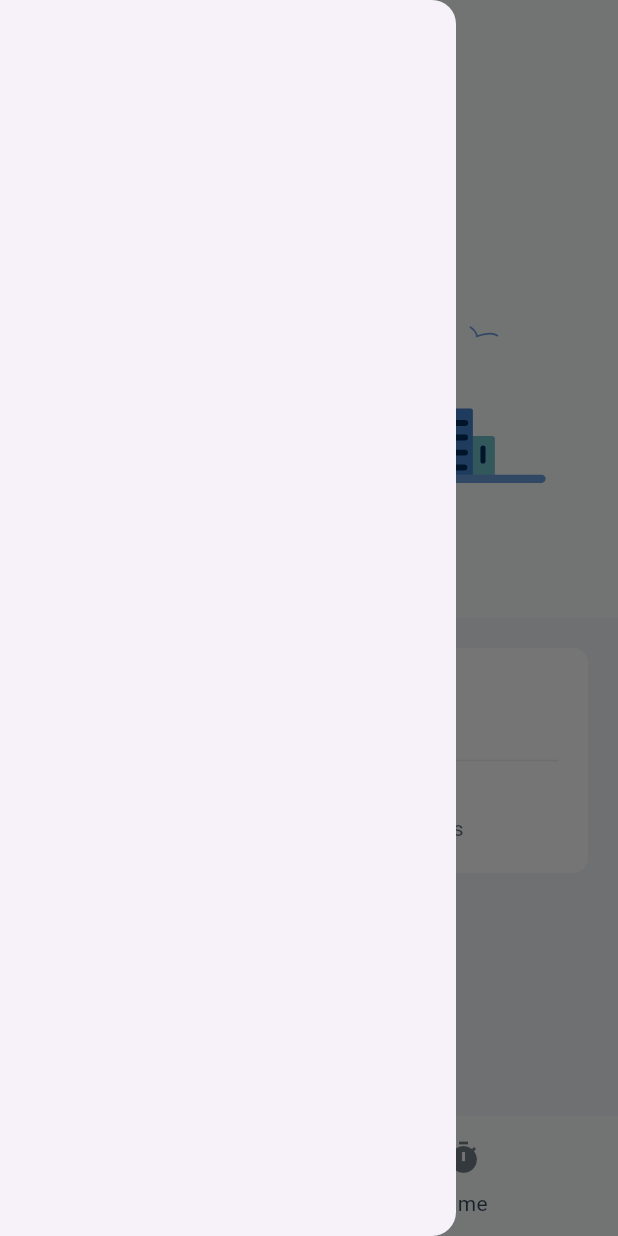
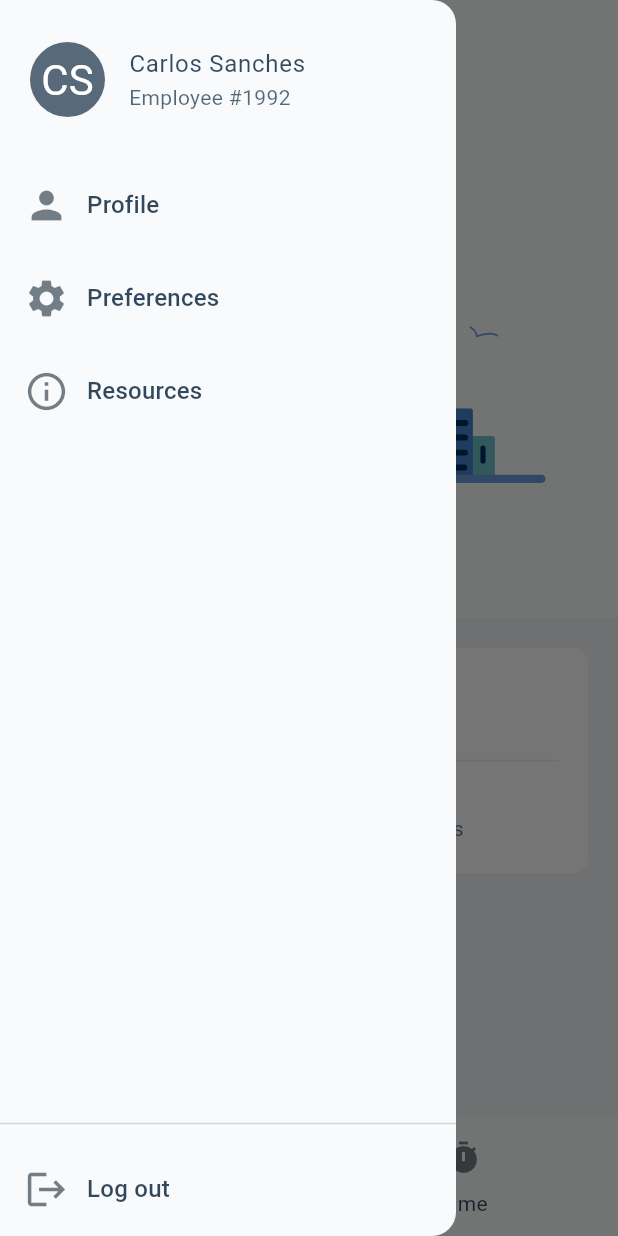
Before and after one commit to jimibilibob/flutter-codelabs, a Flutter app: the DashboardScreen screen opened directly, with the side drawer open, on a phone screen of 412 x 824 dp. Run offline on Flutter 3.47's test engine with Material 3 defaults, Android fonts, the light colour scheme and no system bars; our stand-ins replace flutter_svg, google_fonts, material_color_utilities.

Commit message:
Add drawer design. (#7)
Co-authored-by: israel aguilar <israel.aguilar@workwave.com>

```diff
--- a/lib/features/dashboard_screen.dart/dashboard_screen.dart
+++ b/lib/features/dashboard_screen.dart/dashboard_screen.dart
@@ -1,5 +1,6 @@
 import 'package:educa_mobile_padres/features/home/home_screen.dart';
 import 'package:educa_mobile_padres/shared/theme/app_colors.dart';
+import 'package:educa_mobile_padres/shared/views/custom_drawer.dart';
 import 'package:flutter/material.dart';
 import 'package:flutter_svg/flutter_svg.dart';
 import 'package:google_fonts/google_fonts.dart';
@@ -35,7 +36,7 @@ class _DashboardScreenState extends State<DashboardScreen> {
         centerTitle: true,
       ),
       backgroundColor: AppColors.screenBackgroundColorLight,
-      drawer: Drawer(),
+      drawer: CustomDrawer(),
       body: [
         HomeScreen(usableScreenHeight: usableScreenHeight),
         Text('Timekeeping Screen')
--- a/lib/features/home/home_screen.dart
+++ b/lib/features/home/home_screen.dart
@@ -1,4 +1,5 @@
 import 'package:educa_mobile_padres/shared/theme/app_colors.dart';
+import 'package:educa_mobile_padres/shared/views/custom_divider.dart';
 import 'package:flutter/material.dart';
 import 'package:flutter_svg/svg.dart';
 import 'package:google_fonts/google_fonts.dart';
@@ -58,10 +59,7 @@ class HomeBodyBottom extends StatelessWidget {
                           title: 'Pay & Benefits',
                           description: 'Paychecks, time off, and tax forms',
                         ),
-                        Padding(
-                          padding: const EdgeInsets.symmetric(vertical: 5.0),
-                          child: Divider(thickness: 1, color: AppColors.slateBlueGray50,),
-                        ),
+                        CustomDivider(color: AppColors.slateBlueGray50),
                         _HomeScreenItem(
                           title: 'Timekeeping',
                           description: 'Access time clock and time records',
--- a/lib/main.dart
+++ b/lib/main.dart
@@ -19,7 +19,7 @@ class DocumentApp extends StatelessWidget {
     return MaterialApp(
       debugShowCheckedModeBanner: false,
       theme: ThemeData(),
-      home: EnableLocationScreen(),
+      home: DashboardScreen(),
     );
   }
 }
--- /dev/null
+++ b/lib/shared/views/custom_divider.dart
@@ -0,0 +1,19 @@
+import 'package:educa_mobile_padres/shared/theme/app_colors.dart';
+import 'package:flutter/material.dart';
+
+class CustomDivider extends StatelessWidget {
+  const CustomDivider({
+    super.key,
+    required this.color,
+  });
+
+  final Color color;
+
+  @override
+  Widget build(BuildContext context) {
+    return Padding(
+      padding: const EdgeInsets.symmetric(vertical: 5.0),
+      child: Divider(thickness: 1, color: color,),
+    );
+  }
+}
--- /dev/null
+++ b/lib/shared/views/custom_drawer.dart
@@ -0,0 +1,155 @@
+import 'package:educa_mobile_padres/shared/theme/app_colors.dart';
+import 'package:educa_mobile_padres/shared/views/custom_divider.dart';
+import 'package:flutter/material.dart';
+import 'package:google_fonts/google_fonts.dart';
+
+class CustomDrawer extends StatelessWidget {
+  @override
+  Widget build(BuildContext context) {
+    final textTheme = Theme.of(context).textTheme;
+    final mediaQuery = MediaQuery.of(context);
+    final usableHeight = mediaQuery.size.height -
+      (mediaQuery.padding.top + mediaQuery.padding.bottom);
+
+    return Drawer(
+      backgroundColor: AppColors.cloudGray100,
+      child: SafeArea(
+        child: SingleChildScrollView(
+          child: SizedBox(
+            height: usableHeight < 400 ? 400 : usableHeight,
+            child: Column(
+              mainAxisAlignment: MainAxisAlignment.start,
+              crossAxisAlignment: CrossAxisAlignment.center,
+              children: [
+                Padding(
+                  padding: const EdgeInsets.symmetric(horizontal: 20, vertical: 28),
+                  child: CustomDrawerHeader(textTheme: textTheme),
+                ),
+                CustomDrawerItem(
+                  title: 'Profile',
+                  icon: Icons.person,
+                  textTheme: textTheme,
+                ),
+                CustomDrawerItem(
+                  title: 'Preferences',
+                  icon: Icons.settings,
+                  textTheme: textTheme,
+                ),
+                CustomDrawerItem(
+                  title: 'Resources',
+                  icon: Icons.info_outline,
+                  textTheme: textTheme,
+                ),
+                Spacer(),
+                CustomDivider(color: AppColors.slateBlueGray100),
+                CustomDrawerItem(
+                  title: 'Log out',
+                  icon: Icons.logout,
+                  textTheme: textTheme,
+                ),
+              ],
+            ),
+          ),
+        ),
+      ),
+    );
+  }
+}
+
+class CustomDrawerItem extends StatelessWidget {
+  const CustomDrawerItem({
+    super.key,
+    required this.textTheme,
+    required this.title,
+    required this.icon,
+  });
+
+  final String title;
+  final IconData icon;
+
+  final TextTheme textTheme;
+
+  @override
+  Widget build(BuildContext context) {
+    return InkWell(
+      onTap: () {},
+      child: Container(
+        clipBehavior: Clip.antiAlias,
+        decoration: BoxDecoration(
+          borderRadius: BorderRadius.all(Radius.circular(8))
+        ),
+        child: Padding(
+          padding: const EdgeInsets.symmetric(vertical: 16.0, horizontal: 16),
+          child: Row(
+            mainAxisAlignment: MainAxisAlignment.start,
+            crossAxisAlignment: CrossAxisAlignment.center,
+            spacing: 12,
+            children: [
+              Icon(
+                icon,
+                color: AppColors.actionActiveLight,
+                size: 30,
+              ),
+              Text(title, style: GoogleFonts.roboto(
+                textStyle: textTheme.titleMedium!.copyWith(
+                  color: AppColors.textPrimaryLight,
+                  fontWeight: FontWeight.w500
+                )
+              ),)
+            ],
+          ),
+        ),
+      ),
+    );
+  }
+}
+
+class CustomDrawerHeader extends StatelessWidget {
+  const CustomDrawerHeader({
+    super.key,
+    required this.textTheme,
+  });
+
+  final TextTheme textTheme;
+
+  @override
+  Widget build(BuildContext context) {
+    return Row(
+      mainAxisAlignment: MainAxisAlignment.start,
+      spacing: 16,
+      children: [
+        Container(
+          height: 50,
+          width: 50,
+          decoration: BoxDecoration(
+            shape: BoxShape.circle,
+            color: AppColors.slateBlueGray600,
+          ),
+          child: Center(
+            child: Text('CS', style: GoogleFonts.roboto(
+              textStyle: textTheme.headlineMedium!.copyWith(
+                color: Colors.white,
+              )
+            ),),
+          ),
+        ),
+        Column(
+          mainAxisAlignment: MainAxisAlignment.start,
+          crossAxisAlignment: CrossAxisAlignment.start,
+          children: [
+            Text('Carlos Sanches', style: GoogleFonts.roboto(
+              textStyle: textTheme.bodyLarge!.copyWith(
+                color: AppColors.textPrimaryLight
+              )
+            ),),
+            Text('Employee #1992', style: GoogleFonts.roboto(
+              textStyle: textTheme.bodyMedium!.copyWith(
+                color: AppColors.textSecondaryLight
+              )
+            ),)
+          ],
+        )
+      ],
+    );
+  }
+}
```
